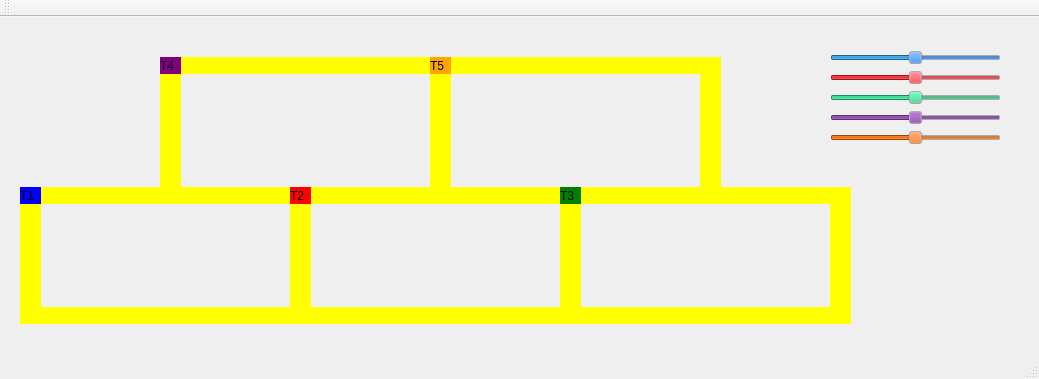
Old version of the form mainwindow.ui in the repository PauloVLB/Tremzao.
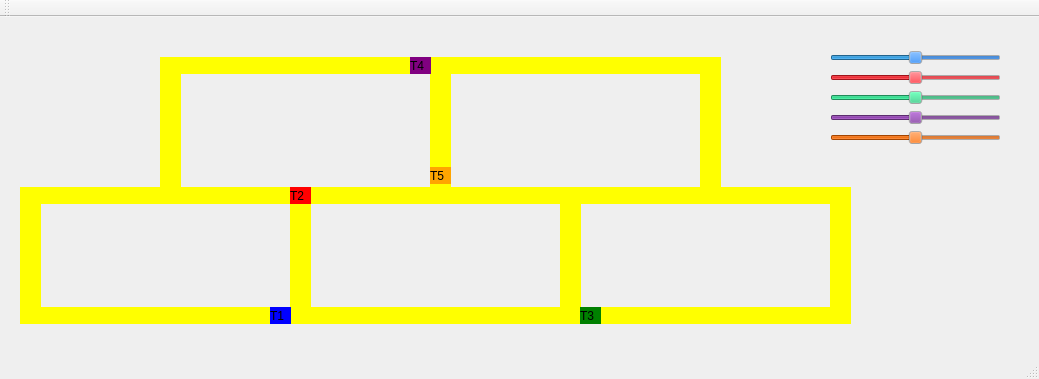
New version of the form.

Diff of the .ui file:
```diff
--- a/mainwindow.ui
+++ b/mainwindow.ui
@@ -17,8 +17,8 @@
    <widget class="QLabel" name="label_trem1">
     <property name="geometry">
      <rect>
-      <x>20</x>
-      <y>170</y>
+      <x>270</x>
+      <y>290</y>
       <width>21</width>
       <height>17</height>
      </rect>
@@ -289,8 +289,8 @@
    <widget class="QLabel" name="label_trem3">
     <property name="geometry">
      <rect>
-      <x>560</x>
-      <y>170</y>
+      <x>580</x>
+      <y>290</y>
       <width>21</width>
       <height>17</height>
      </rect>
@@ -306,7 +306,7 @@
     <property name="geometry">
      <rect>
       <x>430</x>
-      <y>40</y>
+      <y>150</y>
       <width>21</width>
       <height>17</height>
      </rect>
@@ -321,7 +321,7 @@
    <widget class="QLabel" name="label_trem4">
     <property name="geometry">
      <rect>
-      <x>160</x>
+      <x>410</x>
       <y>40</y>
       <width>21</width>
       <height>17</height>
```
